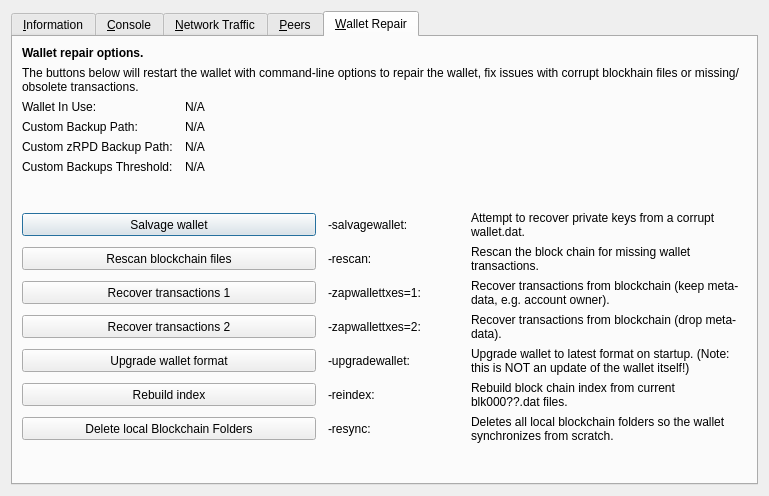
Old version of the form src/qt/forms/rpcconsole.ui in the repository sappcoin-com/PIVX.
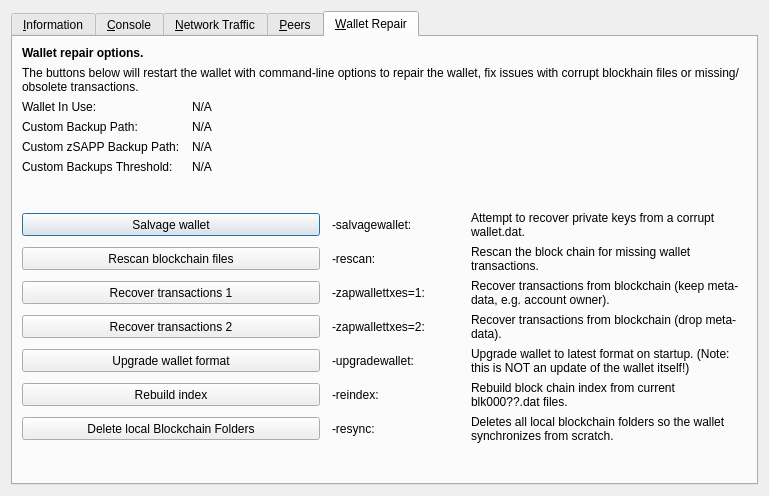
New version of the form. The open tabs and pages were chosen to show the change. Icons and pictures are not drawn. Custom widgets are drawn as their Qt base class.

```diff
--- a/src/qt/forms/rpcconsole.ui
+++ b/src/qt/forms/rpcconsole.ui
@@ -1333,7 +1333,7 @@
           <bool>false</bool>
          </property>
          <property name="text">
-          <string>Custom zRPD Backup Path:</string>
+          <string>Custom zSAPP Backup Path:</string>
          </property>
         </widget>
        </item>
```
